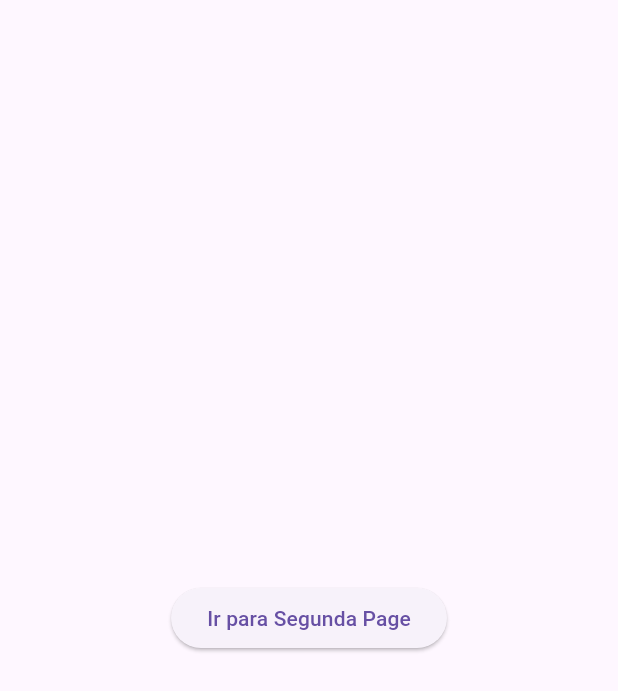
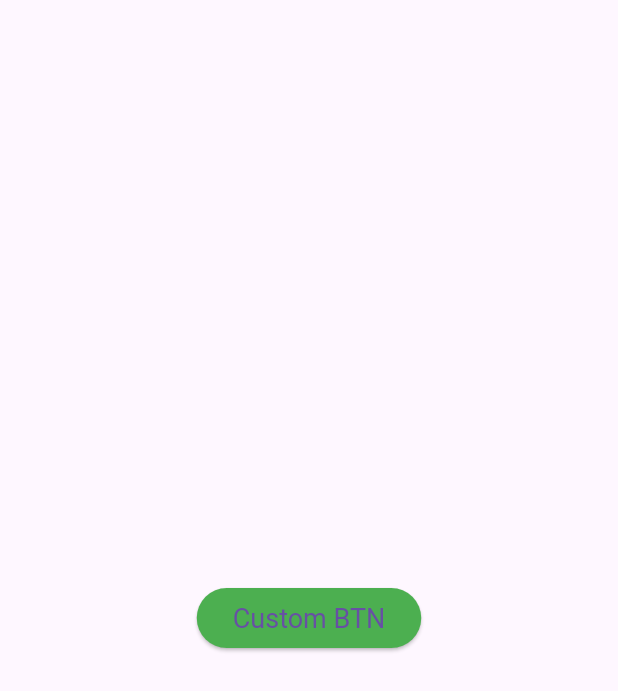
Before and after one commit to SANTOSTAVARES/curso_flutter, a Flutter app: the screen it shows after launch, on a phone screen of 412 x 824 dp. Shown: the top 691 px of the screen. Run offline on Flutter 3.47's test engine with Material 3 defaults, Android fonts, the phone set to English and light mode, and no system bars.

Commit message:
Criação de Widget (botão) personalizado

```diff
--- a/lib/one_page.dart
+++ b/lib/one_page.dart
@@ -1,5 +1,5 @@
+import 'package:exemplo/widget/custom_button_widget.dart';
 import 'package:flutter/material.dart';
-import 'package:exemplo/two_page.dart'; // Import da TwoPage
 
 class OnePage extends StatelessWidget {
   const OnePage({Key? key}) : super(key: key);
@@ -8,15 +8,13 @@ class OnePage extends StatelessWidget {
   Widget build(BuildContext context) {
     return Scaffold(
       body: Center(
-        child: ElevatedButton(
-          onPressed: () {
-            Navigator.of(context).pushReplacementNamed('/twoPage', arguments: '123').then(
-              (value) => print(value),
-              );
-          },
-          child: const Text('Ir para Segunda Page'),
-        ),
-      ),
-    );
+        child: CustomButtonWidget(
+          disable: false,
+          onPressed: () {},
+          title: 'Custom BTN',
+          titleSize: 18,
+        ), // CustomButtonWidget
+      ), // Center
+    ); // Scaffold
   }
 }
--- /dev/null
+++ b/lib/widget/custom_button_widget.dart
@@ -0,0 +1,41 @@
+import 'package:flutter/material.dart';
+import 'package:flutter/widgets.dart';
+
+class CustomButtonWidget extends StatelessWidget {
+  final VoidCallback onPressed;
+  final String title;
+  final double? titleSize;
+  final bool disable;
+  const CustomButtonWidget({
+    Key? key,
+    required this.onPressed,
+    required this.title,
+    this.disable = false,
+    this.titleSize,
+  }) : super(key: key);
+
+  @override
+  Widget build(BuildContext context) {
+    return ElevatedButton(
+      onPressed: onPressed,
+      child: Text(title),
+      style: ButtonStyle(
+        backgroundColor: MaterialStateProperty.resolveWith<Color>((states) {
+          if (states.contains(MaterialState.disabled)) return Colors.red;
+          if (states.contains(MaterialState.pressed)) return Colors.blue;
+          return Colors.green;
+        }),
+        shape: MaterialStateProperty.all(
+          RoundedRectangleBorder(borderRadius: BorderRadius.circular(30)),
+        ),
+        textStyle: MaterialStateProperty.resolveWith((states) {
+          if (states.contains(MaterialState.pressed))
+            return TextStyle(
+              fontSize: titleSize != null ? titleSize! * 2 : 28,
+            ); // TextStyle
+          return TextStyle(fontSize: titleSize);
+        }),
+      ), // ButtonStyle
+    ); // ElevatedButton
+  }
+}
```
Also changed, not shown: lib/two_page.dart (deleted, +0 -24 lines).
